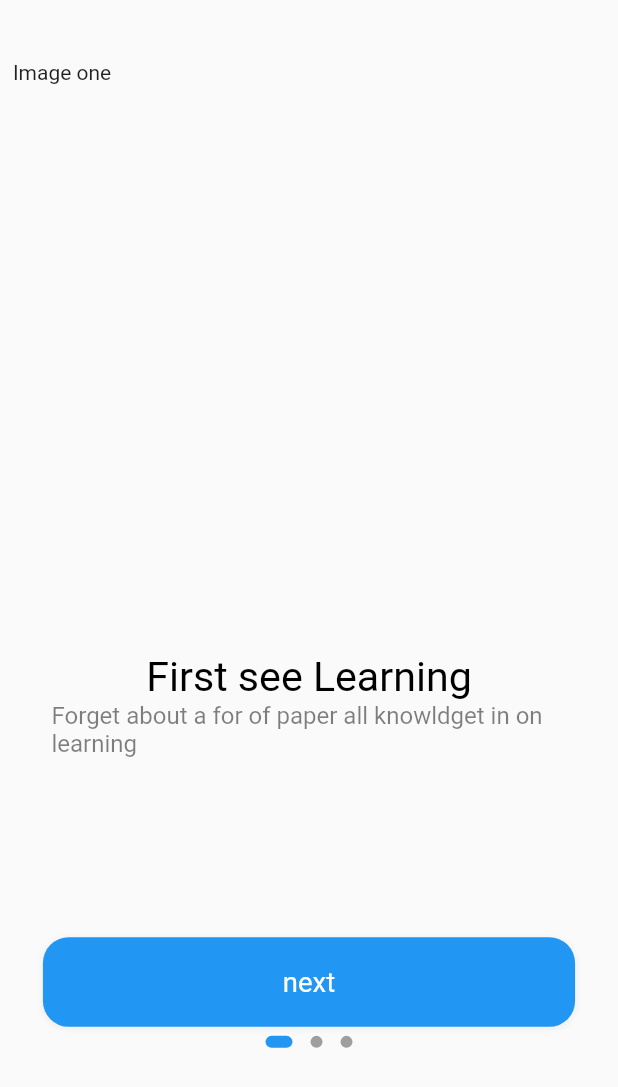
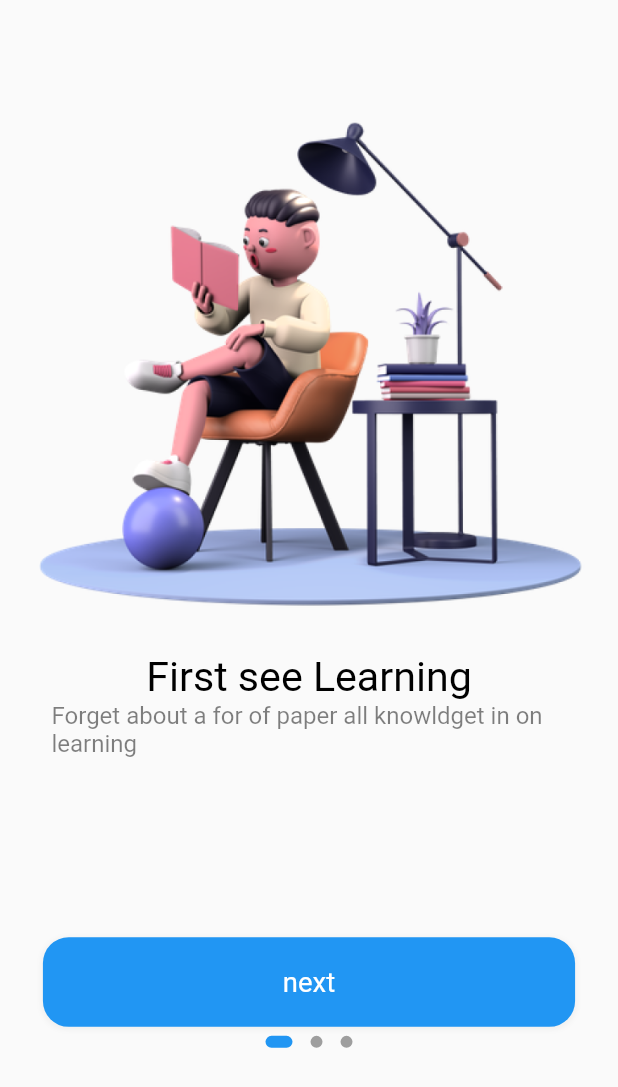
Before and after one commit to SinaHajipooor/Bloc-Pattern, a Flutter app: the screen it shows after launch, on a phone screen of 412 x 824 dp. Shown: the top 1087 px of the screen. Run offline on Flutter 3.47's test engine with Material 2 defaults, Android fonts, the phone set to English and light mode, and no system bars; drawn by our look-alikes of dots_indicator; our stand-ins replace bloc, cloud_firestore, flutter_bloc, flutter_screenutil; accounts and stored records are empty.

Commit message:
pass the images from assets

```diff
--- a/lib/screens/welcome/welcome_screen.dart
+++ b/lib/screens/welcome/welcome_screen.dart
@@ -35,9 +35,9 @@ class _WelcomeScreenState extends State<WelcomeScreen> {
                     },
                     physics: const BouncingScrollPhysics(),
                     children: [
-                      _page(1, context, 'next', 'First see Learning', 'Forget about a for of paper all knowldget in on learning', 'image path'),
-                      _page(2, context, 'next', 'Connect with everyone ', 'Always keep in touch with your tutor & friend Lets get connected', 'image path'),
-                      _page(3, context, 'Get started', 'Always Facinated Learning', 'Anywhere anytime . The time is at our discrition so study whenever you want', 'image path'),
+                      _page(1, context, 'next', 'First see Learning', 'Forget about a for of paper all knowldget in on learning', 'assets/images/reading.png'),
+                      _page(2, context, 'next', 'Connect with everyone ', 'Always keep in touch with your tutor & friend Lets get connected', 'assets/images/boy.png'),
+                      _page(3, context, 'Get started', 'Always Facinated Learning', 'Anywhere anytime . The time is at our discrition so study whenever you want', 'assets/images/man.png'),
                     ],
                   ),
                   Positioned(
@@ -69,7 +69,7 @@ class _WelcomeScreenState extends State<WelcomeScreen> {
 Widget _page(int index, BuildContext context, String buttonName, String title, String subtitle, String imagepath) {
   return Column(
     children: [
-      SizedBox(width: 345.w, height: 345.w, child: const Text('Image one')),
+      SizedBox(width: 345.w, height: 345.w, child: Image.asset(imagepath)),
       SizedBox(
         child: Text(title, style: TextStyle(color: Colors.black, fontSize: 24.sp)),
       ),
```
